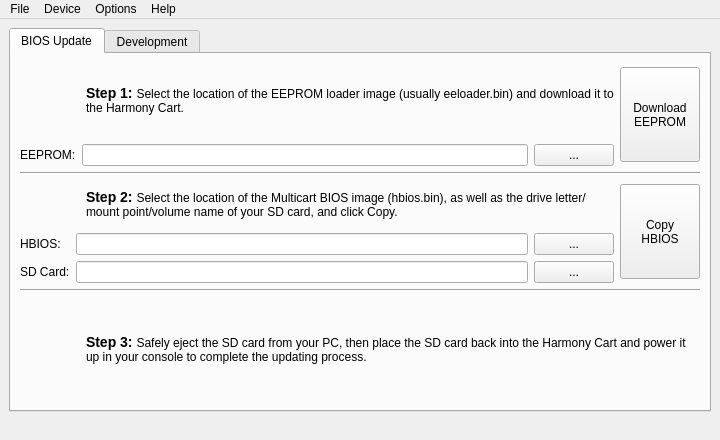
Old version of the form harmonycartwindow.ui in the repository sa666666/harmonycart.
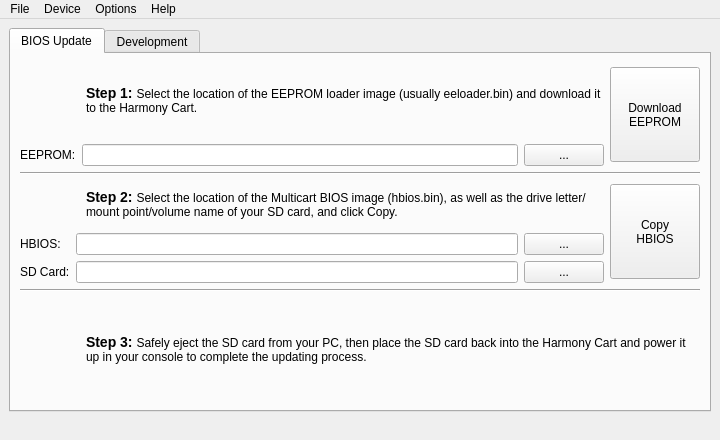
New version of the form. Icons and pictures are not drawn.

Commit message: BIOS buttons are a little larger.

```diff
--- a/harmonycartwindow.ui
+++ b/harmonycartwindow.ui
@@ -121,7 +121,7 @@
             </property>
             <property name="minimumSize">
              <size>
-              <width>75</width>
+              <width>90</width>
               <height>95</height>
              </size>
             </property>
@@ -241,7 +241,7 @@
             </property>
             <property name="minimumSize">
              <size>
-              <width>75</width>
+              <width>90</width>
               <height>95</height>
              </size>
             </property>
```
